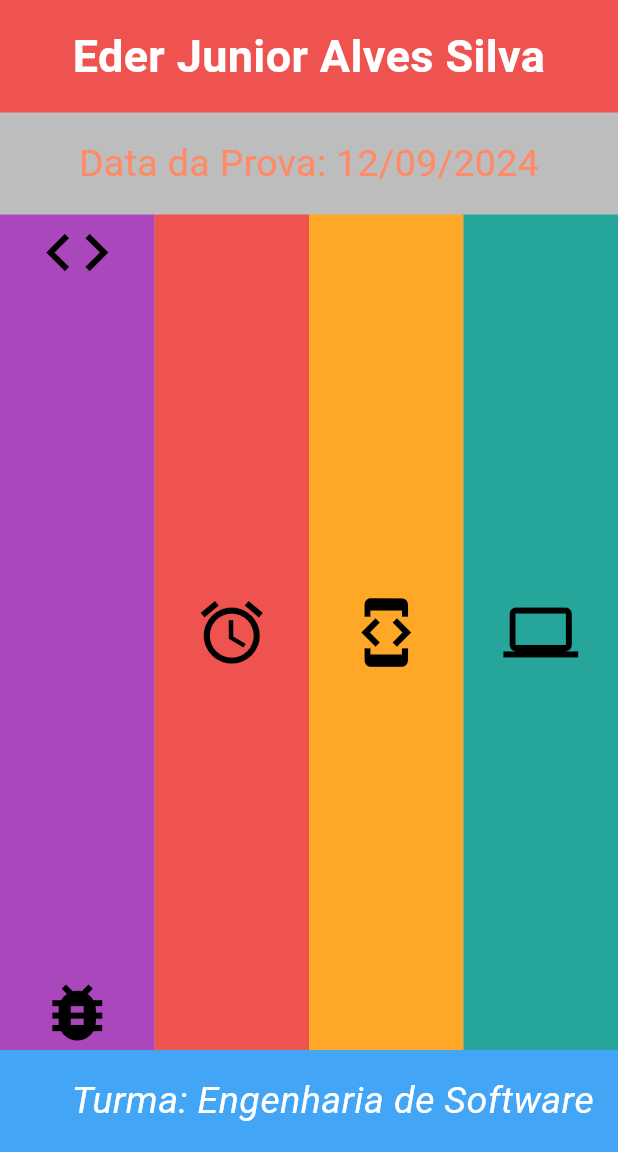
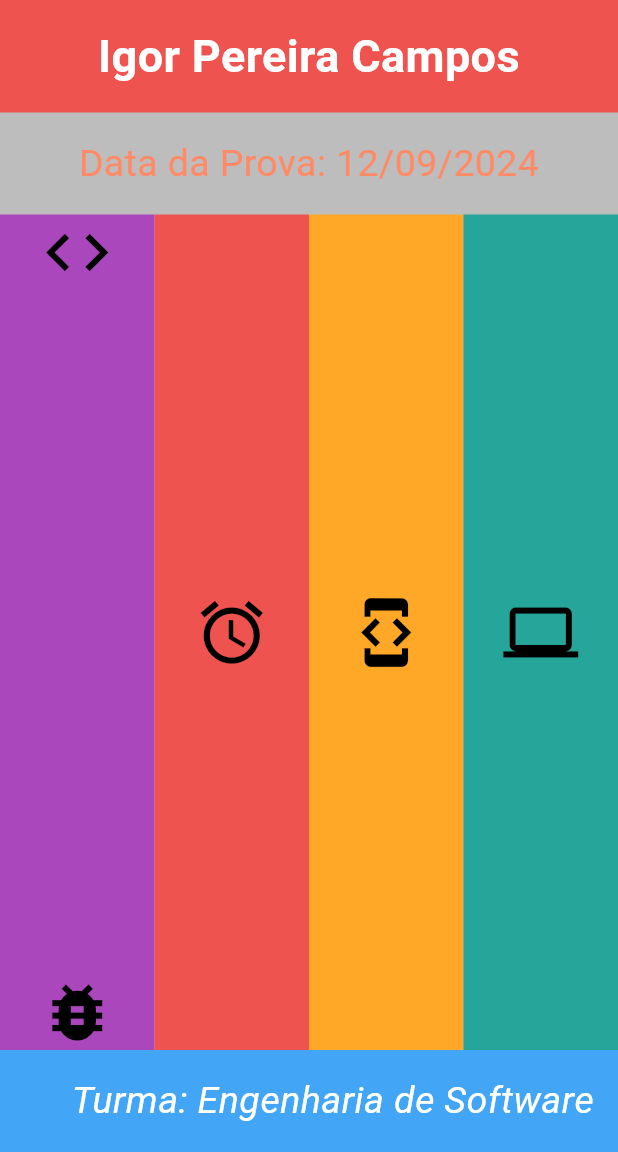
Before and after one commit to faustocintra/dsm2-unifacef-2024-2, a Flutter app: the screen it shows after launch, on a phone screen of 412 x 824 dp, the part 84-1236 px from its top. Run offline on Flutter 3.47's test engine with Material 3 defaults, Android fonts, the phone set to English and light mode, and no system bars.

Commit message:
Update main.dart

```diff
--- a/layout2/lib/main.dart
+++ b/layout2/lib/main.dart
@@ -21,7 +21,7 @@ class MyApp extends StatelessWidget {
               alignment: Alignment.center,
               padding: const EdgeInsets.all(16),
               child: const Text(
-                'Eder Junior Alves Silva',
+                'Igor Pereira Campos',
                 style: TextStyle(
                   fontSize: 30,
                   fontWeight: FontWeight.bold, // Negrito
```
